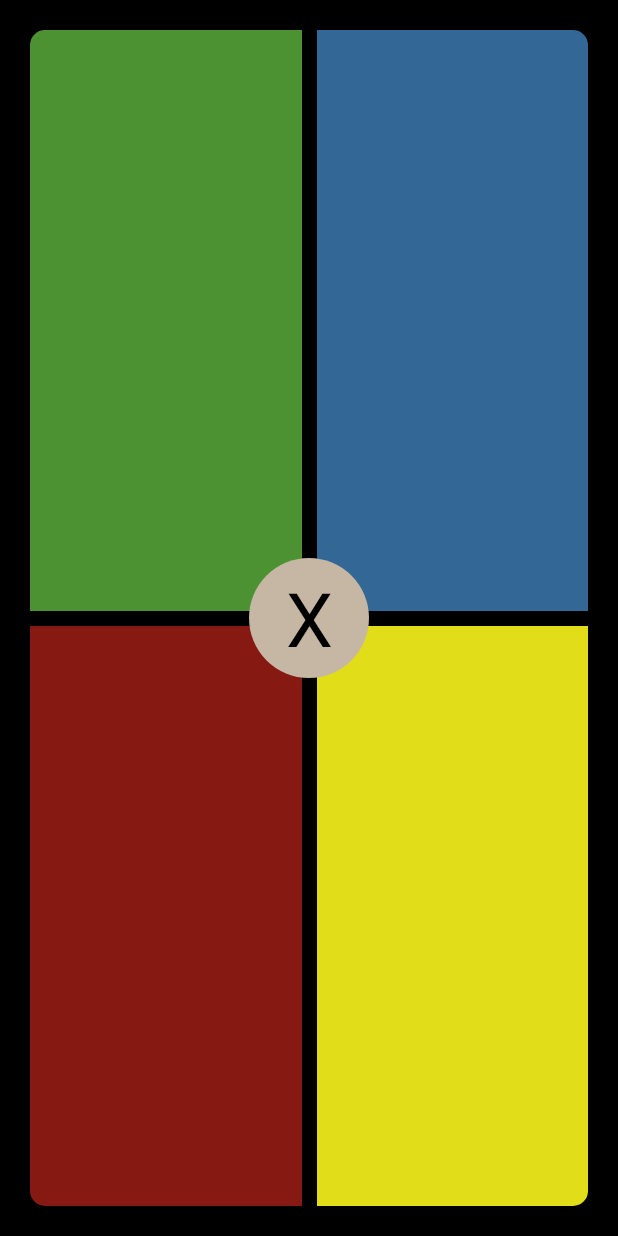
After one commit to michael-pender/Simon, an Android app: the layout game2_main.xml on its own in the app's theme, with its tools: preview values and no code run, on a phone screen of 412 x 824 dp. The commit adds this screen. Run offline under Robolectric (Android 15) with nearby library versions, the phone set to English and light mode, and no system bars.

Commit message:
working on game2. going to make it reverse

```diff
--- a/app/src/main/AndroidManifest.xml
+++ b/app/src/main/AndroidManifest.xml
@@ -21,6 +21,7 @@
         </activity>
         <activity android:name=".About" />
         <activity android:name=".Game1" />
+        <activity android:name=".Game2"/>
         <activity android:name=".result"/>
     </application>
 
--- /dev/null
+++ b/app/src/main/res/layout/game2_main.xml
@@ -0,0 +1,82 @@
+<?xml version="1.0" encoding="utf-8"?>
+<FrameLayout xmlns:android="http://schemas.android.com/apk/res/android"
+    android:layout_width="wrap_content"
+    android:layout_height="match_parent"
+    android:layout_gravity="center"
+    android:layout_weight="1"
+    android:padding="20dp"
+    android:background="#000000">
+
+    <LinearLayout
+        android:layout_width="match_parent"
+        android:layout_height="match_parent"
+        android:orientation="vertical" >
+
+        <LinearLayout
+            android:layout_width="match_parent"
+            android:layout_height="match_parent"
+            android:layout_weight="1"
+            android:orientation="horizontal" >
+
+            <edu.apsu.simon.ColorFragment
+                android:id="@+id/topleft"
+                android:background="@drawable/topleft"
+                android:layout_weight="1"
+                android:layout_width="match_parent"
+                android:layout_height="match_parent" />
+
+            <View
+                android:layout_width="10dp"
+                android:layout_height="match_parent" />
+
+            <edu.apsu.simon.ColorFragment
+                android:id="@+id/topright"
+                android:layout_width="match_parent"
+                android:layout_height="match_parent"
+                android:layout_weight="1"
+                android:background="@drawable/topright" />
+        </LinearLayout>
+
+        <View
+            android:layout_height="10dp"
+            android:layout_width="match_parent" />
+
+        <LinearLayout
+            android:layout_weight="1"
+            android:layout_width="match_parent"
+            android:layout_height="match_parent"
+            android:orientation="horizontal" >
+
+            <edu.apsu.simon.ColorFragment
+                android:id="@+id/bottomleft"
+                android:background="@drawable/bottomleft"
+                android:layout_weight="1"
+                android:layout_width="match_parent"
+                android:layout_height="match_parent" />
+
+            <View
+                android:layout_width="10dp"
+                android:layout_height="match_parent" />
+
+            <edu.apsu.simon.ColorFragment
+                android:id="@+id/bottomright"
+                android:background="@drawable/bottomright"
+                android:layout_weight="1"
+                android:layout_width="match_parent"
+                android:layout_height="match_parent" />
+        </LinearLayout>
+    </LinearLayout>
+
+    <TextView
+        android:id="@+id/indicator"
+        android:layout_width="wrap_content"
+        android:layout_height="wrap_content"
+        android:layout_gravity="center"
+        android:text="X"
+        android:gravity="center"
+        android:textColor="@color/black"
+        android:background="@drawable/indicator"
+        android:textSize="50dp"
+        android:textAppearance="?android:attr/textAppearanceLarge" />
+
+</FrameLayout>
```
Also changed, not shown: app/src/main/java/edu/apsu/simon/Game1.java (+29 -0 lines), app/src/main/java/edu/apsu/simon/Game2.java (+229 -1 lines), app/src/main/java/edu/apsu/simon/SoundPlayer.java (+5 -5 lines), app/src/main/res/layout/activity_result.xml (+6 -2 lines), app/src/main/res/drawable/over.jpg (added).
